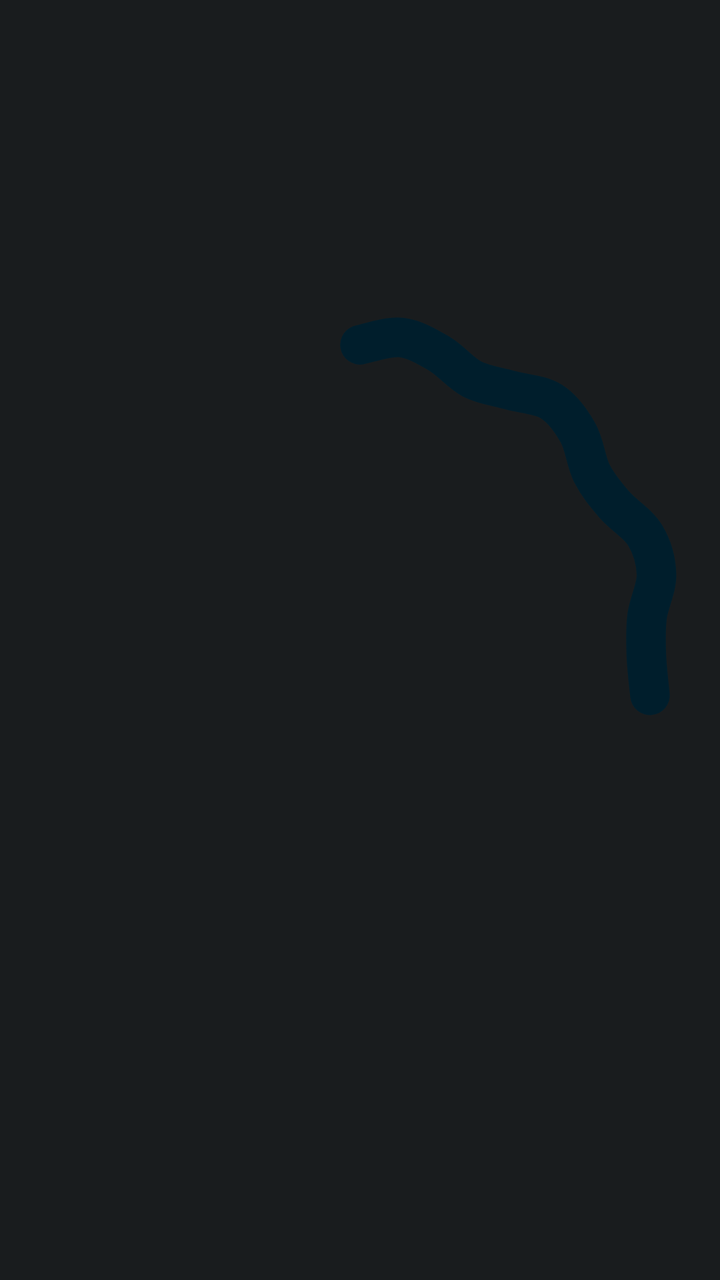
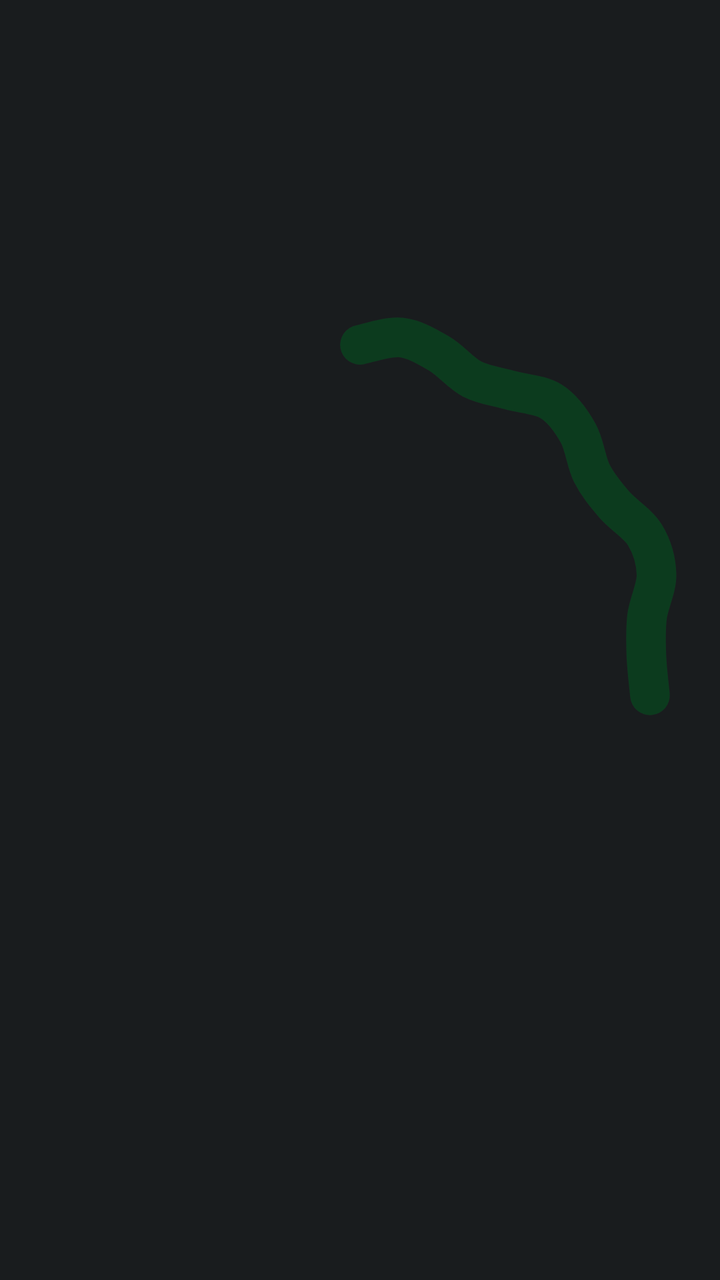

Compare the two renders of this Android layout. The source of the first and the diff that turns it into the second are given below.
<!-- AndroidManifest.xml: application theme AppTheme -->
<!-- res/layout/wave_28.xml -->
<?xml version="1.0" encoding="utf-8"?>
<ProgressBar xmlns:android="http://schemas.android.com/apk/res/android"
    android:id="@+id/wave"
    android:layout_width="120dp"
    android:layout_height="120dp"
    android:layout_gravity="center"
    android:indeterminate="true"
    android:indeterminateBehavior="repeat"
    android:indeterminateDuration="1600"
    android:indeterminateDrawable="@drawable/charge_wave_28"
    android:indeterminateTint="@color/g_on_primary_c"
    android:indeterminateTintMode="src_in" />
<!-- resources referenced by this layout -->
<resources>
  <color name="g_on_primary_c">@android:color/system_accent1_900</color>
  <!-- drawable charge_wave_28: vector/xml drawable (drawable, 25328 chars, omitted) -->
  <style name="AppTheme" parent="@android:style/Theme.DeviceDefault.NoActionBar">
          <item name="android:windowBackground">@color/ui_bg</item>
          <item name="android:statusBarColor">@android:color/transparent</item>
          <item name="android:navigationBarColor">@android:color/transparent</item>
          <item name="android:windowLightStatusBar">false</item>
          <item name="android:windowLightNavigationBar">false</item>
      </style>
  <color name="ui_bg">@android:color/system_neutral1_900</color>
</resources>

<!-- the commit's change to res/layout/wave_28.xml (unified diff, before → after) -->
@@ -8,5 +8,5 @@
     android:indeterminateBehavior="repeat"
     android:indeterminateDuration="1600"
     android:indeterminateDrawable="@drawable/charge_wave_28"
-    android:indeterminateTint="@color/g_on_primary_c"
+    android:indeterminateTint="@color/g_on_charge"
     android:indeterminateTintMode="src_in" />
<!-- resource entries referenced after the edit -->
@@ -1,6 +1,6 @@
 <!-- resources referenced by this layout -->
 <resources>
-  <color name="g_on_primary_c">@android:color/system_accent1_900</color>
+  <color name="g_on_charge">#FF0C3B1E</color>
   <!-- drawable charge_wave_28: vector/xml drawable (drawable, 25328 chars, omitted) -->
   <style name="AppTheme" parent="@android:style/Theme.DeviceDefault.NoActionBar">
           <item name="android:windowBackground">@color/ui_bg</item>
